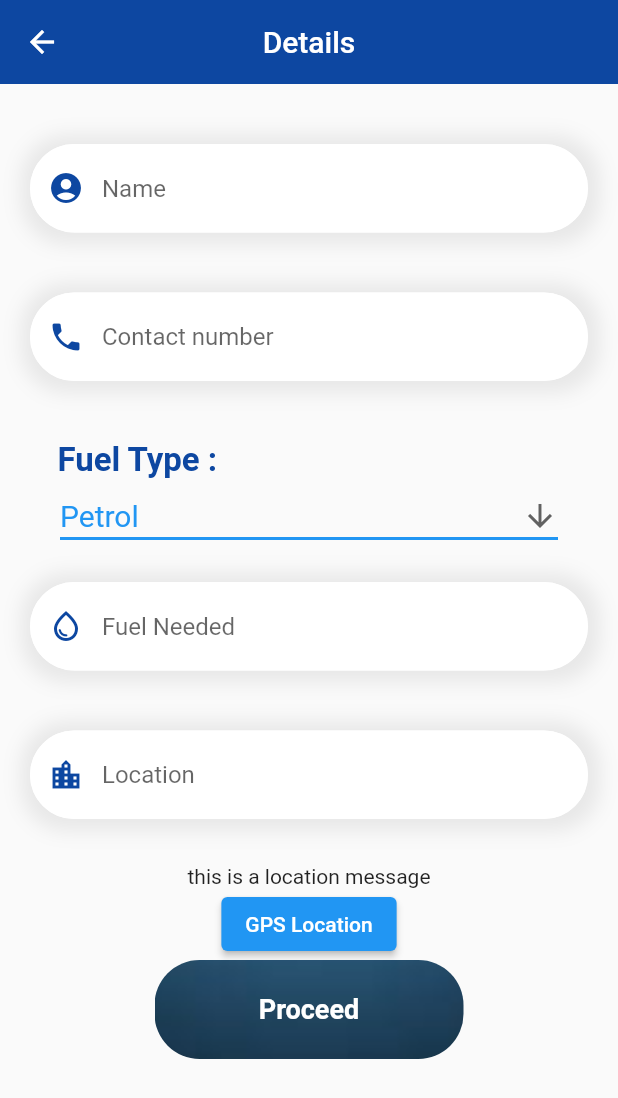
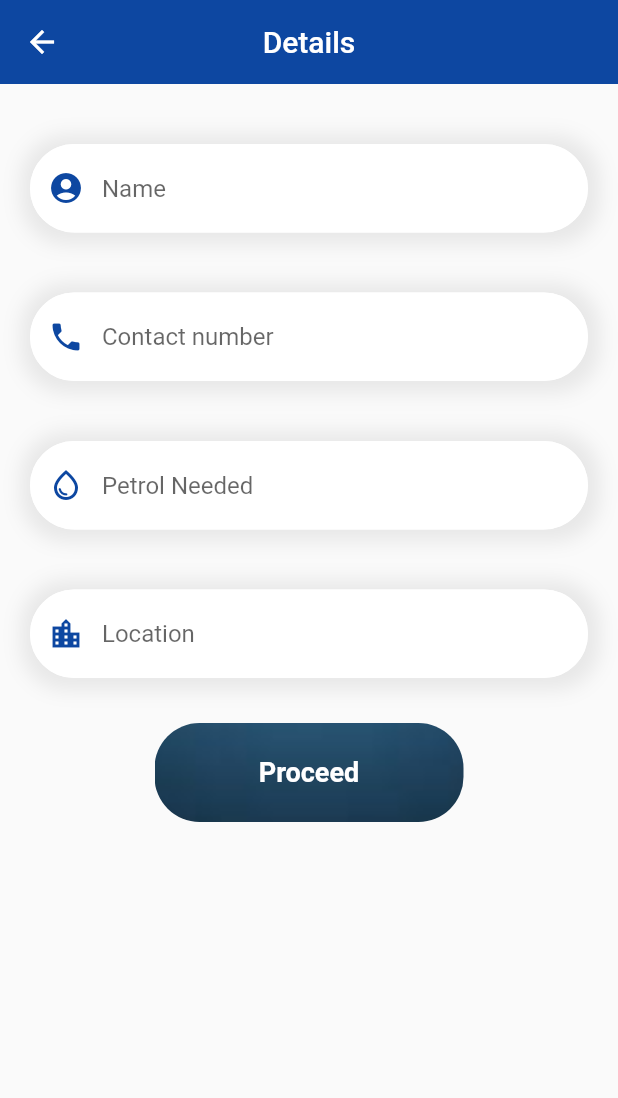
Before and after one commit to vikepk/out_of_gas, a Flutter app: the Need_Gas screen opened by its route, on a phone screen of 412 x 824 dp. Shown: the top 1098 px of the screen. Run offline on Flutter 3.47's test engine with Material 2 defaults, Android fonts, the phone set to English and light mode, and no system bars; our stand-ins replace cloud_firestore, firebase_core, geolocator; accounts and stored records are empty.

Commit message:
Revert "completed need gas page Backend progress"
This reverts commit a70cb19bd0a0bffe5463a3b5d54a060873bf6081.

```diff
--- a/lib/pages/need_gas.dart
+++ b/lib/pages/need_gas.dart
@@ -8,7 +8,6 @@ import 'package:out_of_gas/services/map_utils.dart';
 import 'package:out_of_gas/services/map.dart';
 import 'package:out_of_gas/pages/first_page.dart';
 import 'package:out_of_gas/pages/helper_page.dart';
-import 'package:geolocator/geolocator.dart';
 
 class Need_Gas extends StatefulWidget {
   const Need_Gas({super.key});
@@ -22,12 +21,6 @@ var name = TextEditingController();
 var number = TextEditingController();
 var petrol_needed = TextEditingController();
 var location = TextEditingController();
-const List<String> list = <String>['Petrol', 'Diesel'];
-String dropdownValue = list.first;
-String locationmessage = "this is a location message";
-late String lat;
-
-late String long;
 
 class _Need_GasState extends State<Need_Gas> {
   @override
@@ -133,50 +126,6 @@ class _Need_GasState extends State<Need_Gas> {
             SizedBox(
               height: 40,
             ),
-            Align(
-              alignment: Alignment.centerLeft,
-              child: Text(
-                "       Fuel Type :",
-                style: TextStyle(
-                    fontSize: 22.0,
-                    color: Colors.blue[900],
-                    letterSpacing: 0.0,
-                    fontWeight: FontWeight.bold),
-              ),
-            ),
-            Padding(
-              padding: const EdgeInsets.fromLTRB(40, 0, 40, 0),
-              child: DropdownButton<String>(
-                isExpanded: true,
-                hint: Text("Type of Fuel"),
-                value: dropdownValue,
-                icon: const Icon(Icons.arrow_downward),
-                elevation: 16,
-                style: const TextStyle(color: Colors.blue),
-                underline: Container(
-                  height: 2,
-                  color: Colors.blue,
-                ),
-                onChanged: (String? value) {
-                  // This is called when the user selects an item.
-                  setState(() {
-                    dropdownValue = value!;
-                  });
-                },
-                items: list.map<DropdownMenuItem<String>>((String value) {
-                  return DropdownMenuItem<String>(
-                    value: value,
-                    child: Text(
-                      value,
-                      style: TextStyle(fontSize: 20),
-                    ),
-                  );
-                }).toList(),
-              ),
-            ),
-            SizedBox(
-              height: 20,
-            ),
             Padding(
               padding: const EdgeInsets.fromLTRB(20, 0, 20, 0),
               child: Container(
@@ -205,8 +154,8 @@ class _Need_GasState extends State<Need_Gas> {
                         ),
                         // labelText: "Blood Group",
                         errorText:
-                            _validate ? 'Fuel Quantity is Required' : null,
-                        hintText: "Fuel Needed",
+                            _validate ? 'Petrol Quantity is Required' : null,
+                        hintText: "Petrol Needed",
                         focusedBorder: OutlineInputBorder(
                             borderRadius: BorderRadius.circular(30),
                             borderSide:
@@ -236,8 +185,6 @@ class _Need_GasState extends State<Need_Gas> {
                 child: TextFormField(
                     validator: (value) {
                       if (value == null || value.isEmpty) {
-                        print(value);
-
                         return 'Please enter some text';
                       }
                       return null;
@@ -264,18 +211,6 @@ class _Need_GasState extends State<Need_Gas> {
             SizedBox(
               height: 30,
             ),
-            Text(locationmessage),
-            ElevatedButton(
-                onPressed: () {
-                  getuserlocation().then((value) {
-                    lat = '${value.latitude}';
-                    long = '${value.longitude}';
-                    setState(() {
-                      locationmessage = '$lat and $long';
-                    });
-                  });
-                },
-                child: const Text("GPS Location")),
             GestureDetector(
               onTap: () {
                 setState(() {
@@ -319,24 +254,3 @@ class _Need_GasState extends State<Need_Gas> {
     );
   }
 }
-
-Future<Position> getuserlocation() async {
-  bool serviceEnabled = await Geolocator.isLocationServiceEnabled();
-  if (!serviceEnabled) {
-    return Future.error("Location service is disabled");
-  }
-
-  LocationPermission permission = await Geolocator.checkPermission();
-  if (permission == LocationPermission.denied) {
-    permission = await Geolocator.requestPermission();
-    if (permission == LocationPermission.denied) {
-      return Future.error("Location Permission is disabled");
-    }
-  }
-  if (permission == LocationPermission.deniedForever) {
-    return Future.error(
-        "Location Permission is disabled forever , we cannot request permission");
-  }
-
-  return await Geolocator.getCurrentPosition();
-}
--- a/lib/services/current_location.dart
+++ b/lib/services/current_location.dart
@@ -38,7 +38,7 @@ class CurrentlocationState extends State<Currentlocation> {
                       });
                     });
                   },
-                  child: const Text("location")),
+                  child: const Text("location"))
             ],
           ),
         ),
--- a/pubspec.yaml
+++ b/pubspec.yaml
@@ -40,8 +40,6 @@ dependencies:
   geolocator: ^9.0.2
   url_launcher: ^6.1.10
   dropdown_formfield: ^0.1.4
-  cloud_firestore: ^4.5.2
-  firebase_core: ^2.10.0
 
 
 dev_dependencies:
```
Also changed, not shown: lib/pages/helper_page.dart (+0 -8 lines), pubspec.lock.
